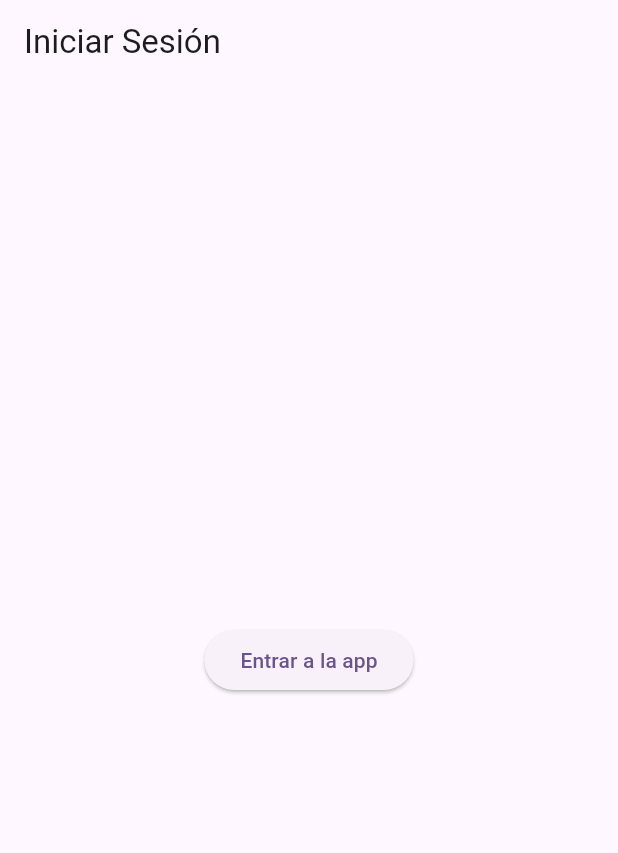
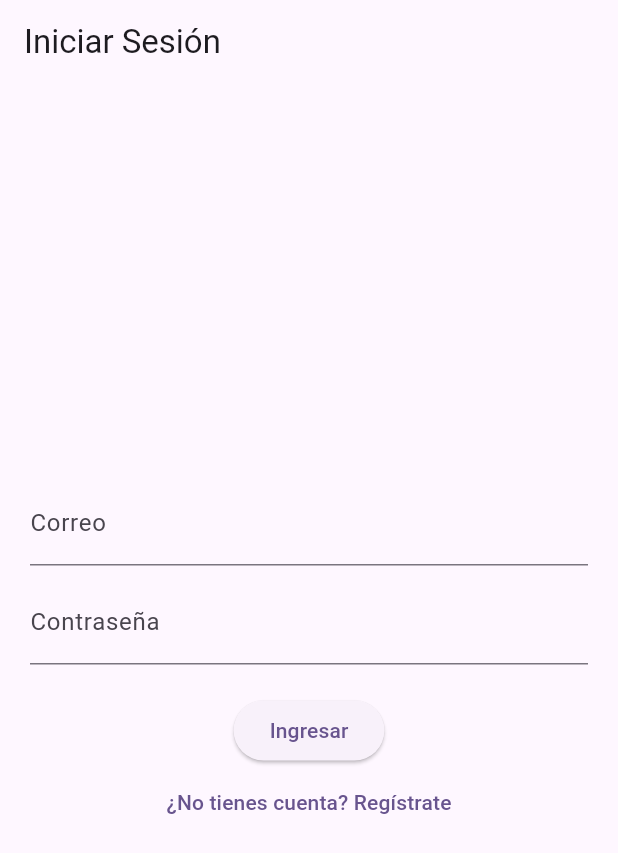
Before and after one commit to Hdz-JC/AppDrinkify, a Flutter app: the screen it shows after launch, on a phone screen of 412 x 824 dp. Shown: the top 853 px of the screen. Run offline on Flutter 3.47's test engine with Material 3 defaults, Android fonts, the phone set to English and light mode, and no system bars; our stand-ins replace go_router.

Commit message:
Second version ahora si

```diff
--- a/lib/main.dart
+++ b/lib/main.dart
@@ -1,4 +1,3 @@
-// lib/main.dart
 import 'package:flutter/material.dart';
 import 'package:provider/provider.dart';
 import 'controllers/auth_controller.dart';
--- a/lib/views/login_view.dart
+++ b/lib/views/login_view.dart
@@ -2,6 +2,7 @@
 import 'package:flutter/material.dart';
 import 'package:provider/provider.dart';
 import '../controllers/auth_controller.dart';
+import 'package:go_router/go_router.dart';
 
 class LoginView extends StatelessWidget {
   const LoginView({super.key});
@@ -12,12 +13,33 @@ class LoginView extends StatelessWidget {
 
     return Scaffold(
       appBar: AppBar(title: const Text('Iniciar Sesión')),
-      body: Center(
-        child: ElevatedButton(
-          onPressed: () {
-            auth.login(); // Cambia el estado a "logueado"
-          },
-          child: const Text('Entrar a la app'),
+      body: Padding(
+        padding: const EdgeInsets.all(20),
+        child: Column(
+          mainAxisAlignment: MainAxisAlignment.center,
+          children: [
+            const TextField(
+              decoration: InputDecoration(labelText: 'Correo'),
+            ),
+            const SizedBox(height: 10),
+            const TextField(
+              decoration: InputDecoration(labelText: 'Contraseña'),
+              obscureText: true,
+            ),
+            const SizedBox(height: 20),
+            ElevatedButton(
+              onPressed: () {
+                auth.login(); // simula login
+              },
+              child: const Text('Ingresar'),
+            ),
+            TextButton(
+              onPressed: () {
+                context.go('/registro'); // navega a la ventana de registro
+              },
+              child: const Text('¿No tienes cuenta? Regístrate'),
+            ),
+          ],
         ),
       ),
     );
```
